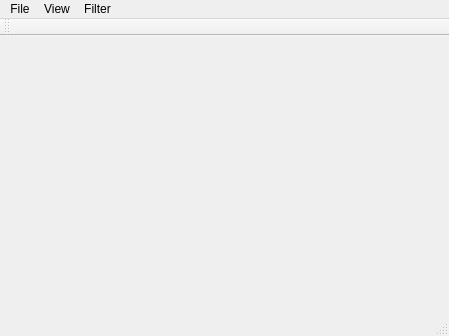
First picture: the form in DB2Viewer/mainwindow.ui, repository Smitt64/WoWSatat, before the edit.
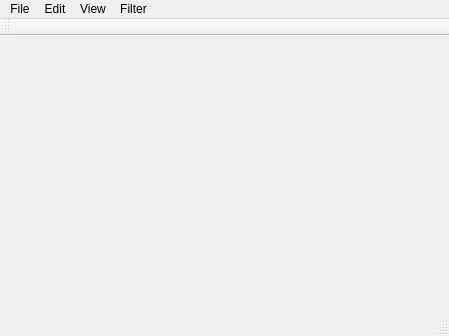
Second picture: the form after the edit.

Diff of the .ui file:
```diff
--- a/DB2Viewer/mainwindow.ui
+++ b/DB2Viewer/mainwindow.ui
@@ -43,7 +43,13 @@
     <addaction name="actionSet_filter"/>
     <addaction name="actionDisable_filter"/>
    </widget>
+   <widget class="QMenu" name="menuEdit">
+    <property name="title">
+     <string>Edit</string>
+    </property>
+   </widget>
    <addaction name="menuFile"/>
+   <addaction name="menuEdit"/>
    <addaction name="menuView"/>
    <addaction name="menuFilter"/>
   </widget>
```
Left out of the diff: 9 changed lines with no effect on the pictures.
